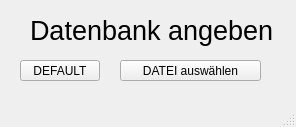
Old version of the form finddb.ui in the repository RomanDietenmeier/Klassenliste_Implementierung.
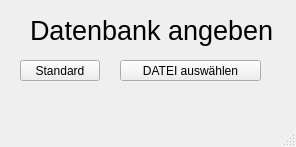
New version of the form.

The edit to the form file:
```diff
--- a/finddb.ui
+++ b/finddb.ui
@@ -10,7 +10,7 @@
     <x>0</x>
     <y>0</y>
     <width>296</width>
-    <height>127</height>
+    <height>147</height>
    </rect>
   </property>
   <property name="windowTitle">
@@ -45,7 +45,7 @@
      </rect>
     </property>
     <property name="text">
-     <string>DEFAULT</string>
+     <string>Standard</string>
     </property>
    </widget>
    <widget class="QPushButton" name="pushButton_2_Datei">
```
Left out of the diff: 13 changed lines with no effect on the pictures.
